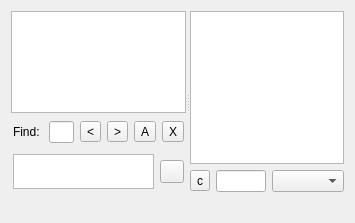
eiskaltdcpp/eiskaltdcpp, file eiskaltdcpp/ui/HubFrame.ui: the form before one commit.
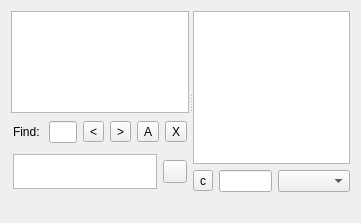
The form after the commit.

What changed in the file:
```diff
--- a/eiskaltdcpp/ui/HubFrame.ui
+++ b/eiskaltdcpp/ui/HubFrame.ui
@@ -6,7 +6,7 @@
    <rect>
     <x>0</x>
     <y>0</y>
-    <width>355</width>
+    <width>361</width>
     <height>223</height>
    </rect>
   </property>
```
